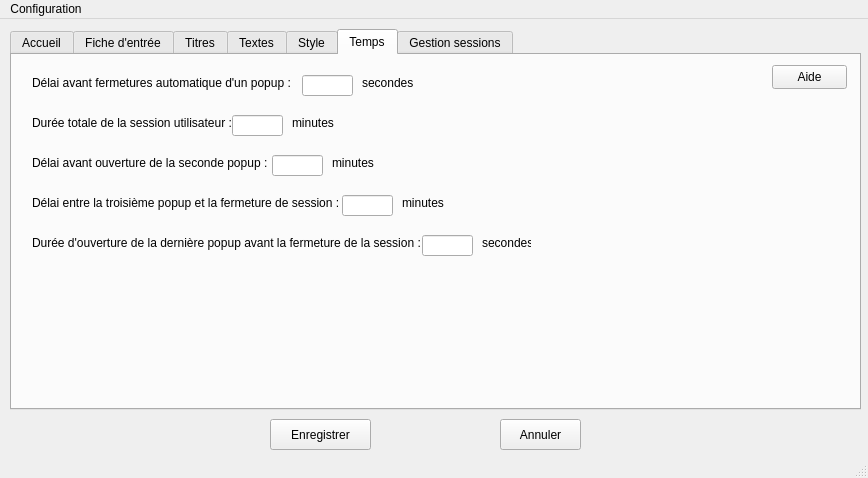
Old version of the form configuration.ui in the repository impli-osx/session_manager.
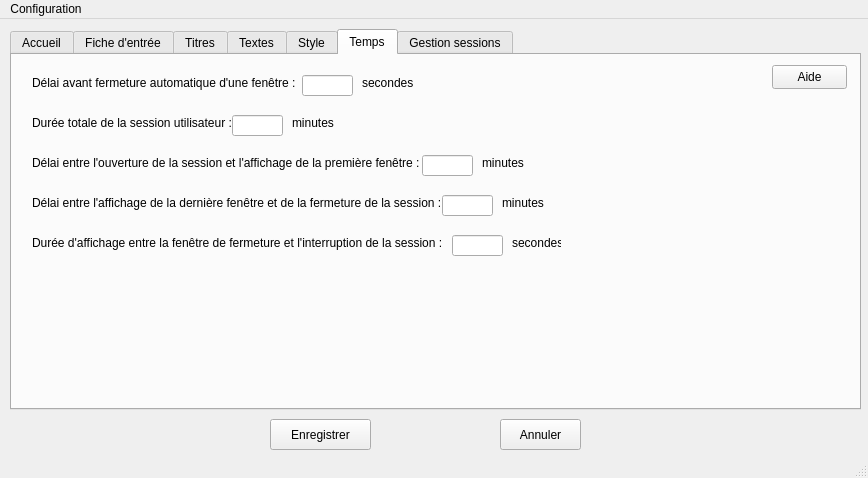
New version of the form. The open tabs and pages were chosen to show the change.

Diff of the .ui file:
```diff
--- a/configuration.ui
+++ b/configuration.ui
@@ -747,7 +747,7 @@
        </rect>
       </property>
       <property name="text">
-       <string>Délai avant fermetures automatique d'un popup :</string>
+       <string>Délai avant fermeture automatique d'une fenêtre :</string>
       </property>
      </widget>
      <widget class="QLineEdit" name="delai_fermeture">
@@ -814,55 +814,19 @@
        <rect>
         <x>20</x>
         <y>100</y>
-        <width>241</width>
-        <height>16</height>
-       </rect>
-      </property>
-      <property name="text">
-       <string>Délai avant ouverture de la seconde popup :</string>
-      </property>
-     </widget>
-     <widget class="QLineEdit" name="timer_second_popup">
-      <property name="geometry">
-       <rect>
-        <x>260</x>
-        <y>100</y>
-        <width>51</width>
-        <height>21</height>
-       </rect>
-      </property>
-     </widget>
-     <widget class="QLabel" name="label_13">
-      <property name="geometry">
-       <rect>
-        <x>320</x>
-        <y>100</y>
-        <width>49</width>
-        <height>16</height>
-       </rect>
-      </property>
-      <property name="text">
-       <string>minutes</string>
-      </property>
-     </widget>
-     <widget class="QLabel" name="label_14">
-      <property name="geometry">
-       <rect>
-        <x>20</x>
-        <y>180</y>
         <width>391</width>
         <height>16</height>
        </rect>
       </property>
       <property name="text">
-       <string>Durée d'ouverture de la dernière popup avant la fermeture de la session :</string>
+       <string>Délai entre l'ouverture de la session et l'affichage de la première fenêtre :</string>
       </property>
      </widget>
      <widget class="QLineEdit" name="timer_dernier_popup">
       <property name="geometry">
        <rect>
         <x>410</x>
-        <y>180</y>
+        <y>100</y>
         <width>51</width>
         <height>21</height>
        </rect>
@@ -872,6 +836,42 @@
       <property name="geometry">
        <rect>
         <x>470</x>
+        <y>100</y>
+        <width>49</width>
+        <height>16</height>
+       </rect>
+      </property>
+      <property name="text">
+       <string>minutes</string>
+      </property>
+     </widget>
+     <widget class="QLabel" name="label_14">
+      <property name="geometry">
+       <rect>
+        <x>20</x>
+        <y>180</y>
+        <width>421</width>
+        <height>16</height>
+       </rect>
+      </property>
+      <property name="text">
+       <string>Durée d'affichage entre la fenêtre de fermeture et l'interruption de la session :</string>
+      </property>
+     </widget>
+     <widget class="QLineEdit" name="timer_popup_3">
+      <property name="geometry">
+       <rect>
+        <x>440</x>
+        <y>180</y>
+        <width>51</width>
+        <height>21</height>
+       </rect>
+      </property>
+     </widget>
+     <widget class="QLabel" name="label_15">
+      <property name="geometry">
+       <rect>
+        <x>500</x>
         <y>180</y>
         <width>49</width>
         <height>16</height>
@@ -886,18 +886,18 @@
        <rect>
         <x>20</x>
         <y>140</y>
-        <width>311</width>
+        <width>411</width>
         <height>16</height>
        </rect>
       </property>
       <property name="text">
-       <string>Délai entre la troisième popup et la fermeture de session :</string>
+       <string>Délai entre l'affichage de la dernière fenêtre et de la fermeture de la session : </string>
       </property>
      </widget>
      <widget class="QLineEdit" name="timer_troisieme_popup">
       <property name="geometry">
        <rect>
-        <x>330</x>
+        <x>430</x>
         <y>140</y>
         <width>51</width>
         <height>21</height>
@@ -907,7 +907,7 @@
      <widget class="QLabel" name="label_20">
       <property name="geometry">
        <rect>
-        <x>390</x>
+        <x>490</x>
         <y>140</y>
         <width>49</width>
         <height>16</height>
```
Left out of the diff: 62 changed lines with no effect on the pictures.
